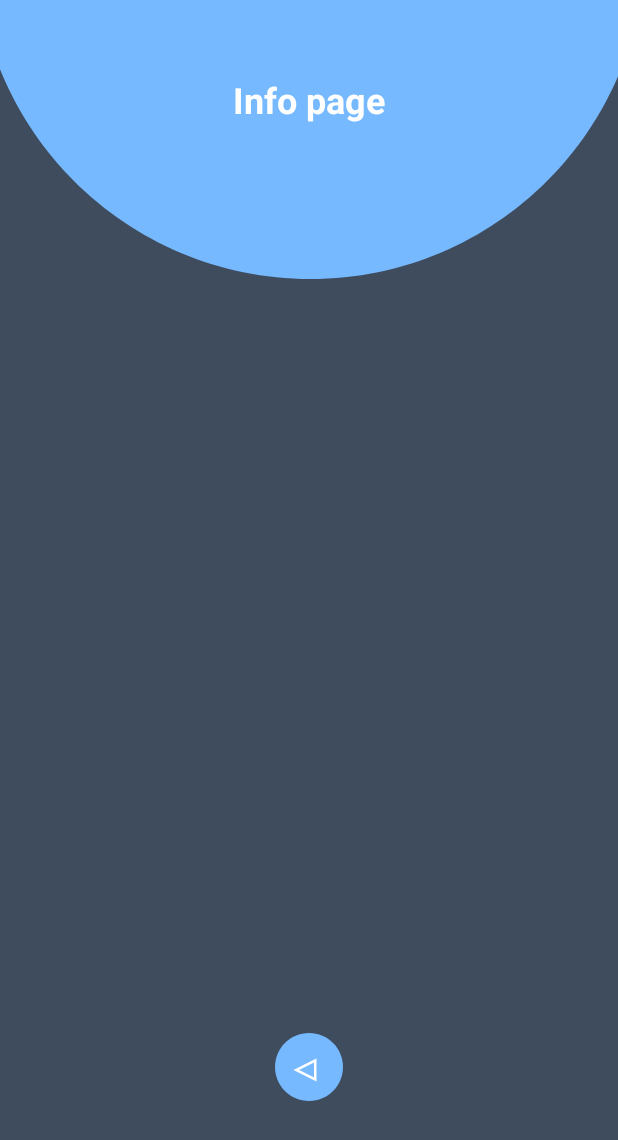
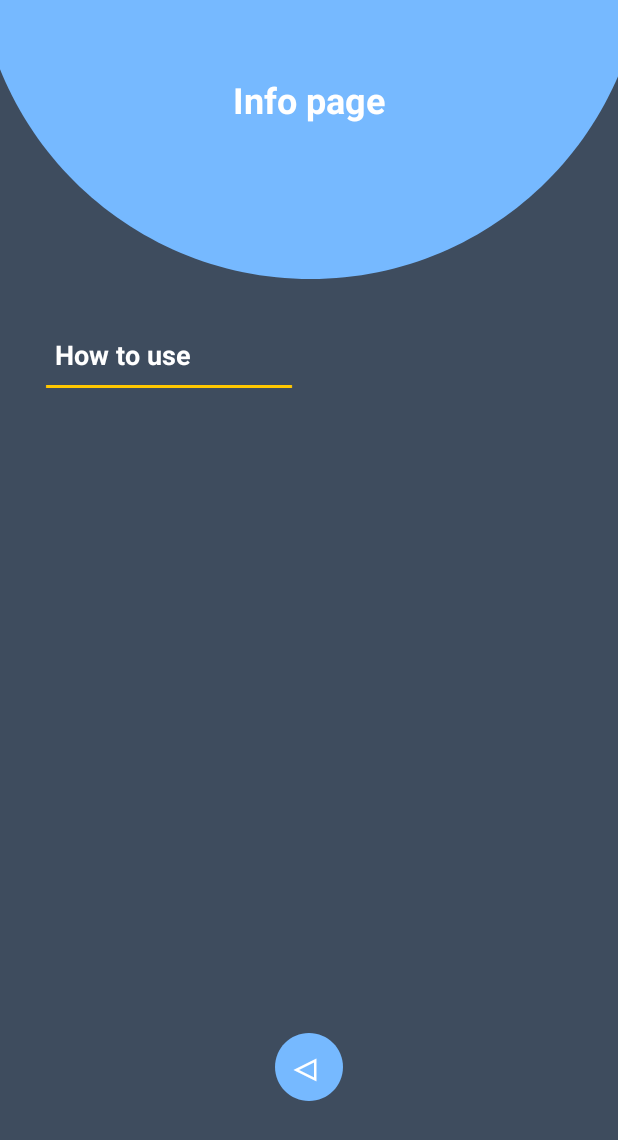
Before and after one commit to joro2404/SignTranslator, an Android app: the InfoActivity screen opened directly, with no data from a screen before it, on a phone screen of 412 x 824 dp. Shown: the top 1140 px of the screen. Run offline under Robolectric (Android 15) with nearby library versions, the phone set to English and light mode, and no system bars.

Commit message:
text on info page

```diff
--- a/SignRecogApp/app/src/main/java/com/example/signrecogapp/InfoActivity.java
+++ b/SignRecogApp/app/src/main/java/com/example/signrecogapp/InfoActivity.java
@@ -1,11 +1,9 @@
 package com.example.signrecogapp;
 
-import android.content.Intent;
 import android.os.Bundle;
 import android.view.View;
 import android.widget.Button;
 
-import androidx.annotation.Nullable;
 import androidx.appcompat.app.AppCompatActivity;
 
 public class InfoActivity extends AppCompatActivity {
@@ -25,7 +23,6 @@ public class InfoActivity extends AppCompatActivity {
             @Override
             public void onClick(View v) {
                 finish();
-//                overridePendingTransition(R.anim.slide_in_left, R.anim.slide_out_right);
             }
         });
     }
--- a/SignRecogApp/app/src/main/res/layout/activity_info.xml
+++ b/SignRecogApp/app/src/main/res/layout/activity_info.xml
@@ -31,6 +31,30 @@
         app:layout_constraintTop_toTopOf="parent"/>
 
 
+    <TextView
+        android:id="@+id/header"
+        android:layout_width="wrap_content"
+        android:layout_height="wrap_content"
+        android:text="@string/header_1"
+        android:textAppearance="@style/header"
+        android:translationX="-90dp"
+        app:layout_constraintBottom_toBottomOf="parent"
+        app:layout_constraintHorizontal_bias="0.395"
+        app:layout_constraintLeft_toLeftOf="parent"
+        app:layout_constraintRight_toRightOf="parent"
+        app:layout_constraintTop_toTopOf="parent"
+        app:layout_constraintVertical_bias="0.28" />
+
+    <View
+        android:id="@+id/line_1"
+        android:layout_width="165dp"
+        android:layout_height="2dp"
+        android:layout_marginTop="8dp"
+        android:background="@drawable/line_1"
+        android:translationX="30dp"
+        app:layout_constraintLeft_toLeftOf="parent"
+        app:layout_constraintTop_toBottomOf="@+id/header" />
+
     <Button
         android:id="@+id/back_button"
         android:layout_width="45dp"
--- a/SignRecogApp/app/src/main/res/values/strings.xml
+++ b/SignRecogApp/app/src/main/res/values/strings.xml
@@ -22,4 +22,5 @@
 Info page
 </string>
     <string name="back_button">◁ </string>
+    <string name="header_1">How to use</string>
 </resources>
--- a/SignRecogApp/app/src/main/res/values/styles.xml
+++ b/SignRecogApp/app/src/main/res/values/styles.xml
@@ -64,6 +64,22 @@
         <item name="android:textColor">
             #FFFFFF
         </item>
+        <item name="android:textStyle">
+            bold
+        </item>
 
     </style>
+
+    <style name="header">
+        <item name="android:textSize">
+            18sp
+        </item>
+
+        <item name="android:textColor">
+            #FFFFFF
+        </item>
+        <item name="android:textStyle">
+            bold
+        </item>
+    </style>
 </resources>
```
